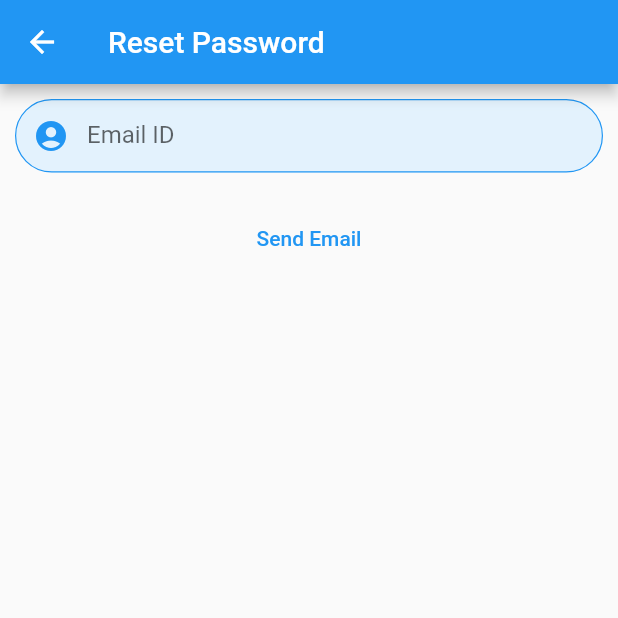
After one commit to Sachitbansal/Youtube, a Flutter app: the screen it shows after launch, after a tap on "Login", after a tap on "Reset Password", on a phone screen of 412 x 824 dp, the top half of it. The commit adds this screen. Run offline on Flutter 3.47's test engine with Material 2 defaults, Android fonts, the light colour scheme and no system bars; our stand-ins replace cloud_firestore, firebase_auth, firebase_core, firebase_storage, google_sign_in, image_picker; accounts and stored records are empty.

Commit message:
rescorded for password

```diff
--- a/lib/login.dart
+++ b/lib/login.dart
@@ -1,6 +1,7 @@
 import 'package:firebase_auth/firebase_auth.dart';
 import 'package:flutter/material.dart';
 import 'package:google_sign_in/google_sign_in.dart';
+import 'package:youtubefianal/reset_pass.dart';
 import 'package:youtubefianal/signin.dart';
 
 import 'home.dart';
@@ -32,7 +33,9 @@ class _LoginState extends State<Login> {
   Widget build(BuildContext context) {
     Future<void> login() async {
       try {
-        await auth.signInWithEmailAndPassword(email: email, password: pass);
+        await auth
+            .signInWithEmailAndPassword(email: email, password: pass)
+            .whenComplete(() {
           Navigator.push(
             context,
             MaterialPageRoute(
@@ -41,10 +44,12 @@ class _LoginState extends State<Login> {
               ),
             ),
           );
+
           ScaffoldMessenger.of(context).showSnackBar(const SnackBar(
             content: Text("Signed In"),
             duration: Duration(milliseconds: 1000),
           ));
+        });
       } on FirebaseAuthException catch (e) {
         ScaffoldMessenger.of(context).showSnackBar(SnackBar(
           content: Text("Failed with code: ${e.code}"),
@@ -79,6 +84,7 @@ class _LoginState extends State<Login> {
                       .hasMatch(value)) {
                     return 'Please enter a valid Email';
                   }
+                  return null;
                 },
               ),
               TextFormField(
@@ -103,6 +109,17 @@ class _LoginState extends State<Login> {
                 },
               ),
               TextButton(
+                child: const Text('Reset Password'),
+                onPressed: () {
+                  Navigator.push(
+                    context,
+                    MaterialPageRoute(
+                      builder: (context) => const ResetPassword(),
+                    ),
+                  );
+                },
+              ),
+              TextButton(
                 child: const Text('Sign Up'),
                 onPressed: () {
                   Navigator.push(
@@ -113,28 +130,29 @@ class _LoginState extends State<Login> {
                   );
                 },
               ),
-
               const SizedBox(
                 height: 30,
               ),
               TextButton(
                 child: const Text('Google Sign In'),
                 onPressed: () async {
-
-                  final GoogleSignInAccount googleUser = await GoogleSignIn().signIn().then((value) {
+                  final GoogleSignInAccount googleUser =
+                      await GoogleSignIn().signIn().then((value) {
                     setState(() {
                       userObj = value!;
                     });
                     return userObj;
                   });
 
-                  final GoogleSignInAuthentication googleAuth = await googleUser.authentication;
+                  final GoogleSignInAuthentication googleAuth =
+                      await googleUser.authentication;
 
-                  auth.signInWithCredential(GoogleAuthProvider.credential(
+                  auth
+                      .signInWithCredential(GoogleAuthProvider.credential(
                           accessToken: googleAuth.accessToken,
-                    idToken: googleAuth.idToken
-                  )).whenComplete(() {
-                    setState((){});
+                          idToken: googleAuth.idToken))
+                      .whenComplete(() {
+                    setState(() {});
                     Navigator.push(
                       context,
                       MaterialPageRoute(
--- /dev/null
+++ b/lib/reset_pass.dart
@@ -0,0 +1,116 @@
+import 'package:firebase_auth/firebase_auth.dart';
+import 'package:flutter/material.dart';
+
+class ResetPassword extends StatefulWidget {
+  const ResetPassword({Key? key}) : super(key: key);
+
+  @override
+  State<ResetPassword> createState() => _ResetPasswordState();
+}
+
+class _ResetPasswordState extends State<ResetPassword> {
+  final _formKey = GlobalKey<FormState>();
+  final emailController = TextEditingController();
+  late String email;
+
+  @override
+  void dispose() {
+    // Clean up the controller when the widget is disposed.
+    emailController.dispose();
+    super.dispose();
+  }
+
+  @override
+  Widget build(BuildContext context) {
+
+    resetPass() async {
+      try {
+        await FirebaseAuth.instance.sendPasswordResetEmail(email: email).whenComplete(() {
+          ScaffoldMessenger.of(context).showSnackBar(
+            const SnackBar(
+              content: Text('Email Has Been Sent'),
+            ),
+          );
+        });
+      } on FirebaseAuthException catch (e) {
+        if (e.code == 'user-not-found') {
+          ScaffoldMessenger.of(context).showSnackBar(
+            const SnackBar(
+              content: Text('No user found with this email'),
+            ),
+          );
+        }
+      }
+    }
+
+    return Scaffold(
+      appBar: AppBar(
+        title: const Text('Reset Password'),
+      ),
+      body: SafeArea(
+        child: Form(
+          key: _formKey,
+          child: Padding(
+            padding: const EdgeInsets.all(10.0),
+            child: Column(
+              children: [
+                TextFormField(
+                  cursorColor: Colors.blue[800],
+                  decoration: InputDecoration(
+                    fillColor: Colors.blue[50],
+                    contentPadding: const EdgeInsets.symmetric(vertical: 15.0),
+                    filled: true,
+                    border: OutlineInputBorder(
+                      borderRadius: BorderRadius.circular(30.0),
+                      borderSide: const BorderSide(width: 0.8),
+                    ),
+                    enabledBorder: OutlineInputBorder(
+                      borderRadius: BorderRadius.circular(30.0),
+                      borderSide: BorderSide(
+                        width: 0.8,
+                        color: Theme.of(context).primaryColor,
+                      ),
+                    ),
+                    hintText: 'ID',
+                    labelText: 'Email ID',
+                    prefixIcon: Icon(
+                      Icons.account_circle,
+                      color: Theme.of(context).primaryColor,
+                      // size: 30.0,
+                    ),
+                  ),
+                  controller: emailController,
+                  keyboardType: TextInputType.emailAddress,
+                  validator: (value) {
+                    if (value == null || value.isEmpty) {
+                      return 'Please Enter an Email';
+                    }
+                    if (!RegExp("^[a-zA-Z0-9+_.-]+@[a-zA-Z0-9.-]+.[a-z]")
+                        .hasMatch(value)) {
+                      return 'Please Enter a Valid Email';
+                    }
+                    return null;
+                  },
+                ),
+                const SizedBox(
+                  height: 20,
+                ),
+                TextButton(
+                  child: const Text('Send Email'),
+                  onPressed: () {
+                    if (_formKey.currentState!.validate()) {
+                      setState(() {
+                        email = emailController.text;
+                        resetPass();
+                      });
+                    }
+                  },
+                )
+              ],
+            ),
+          ),
+        ),
+      ),
+    );
+  }
+}
```
Lines whose indentation alone changed are shown as unchanged.
